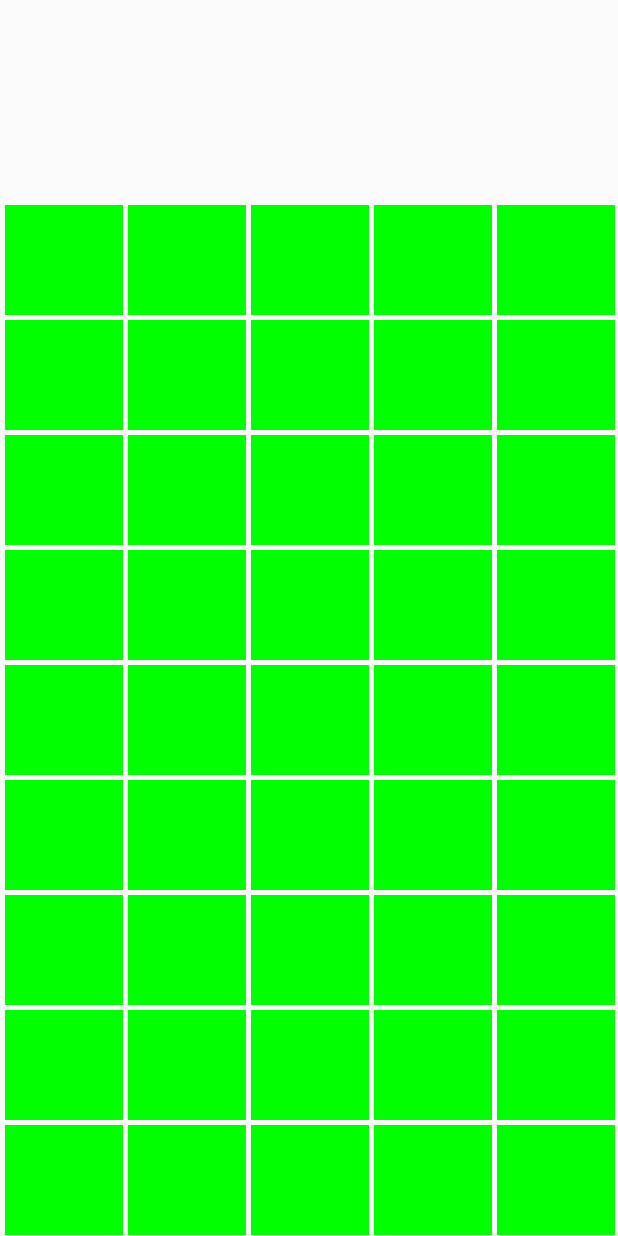
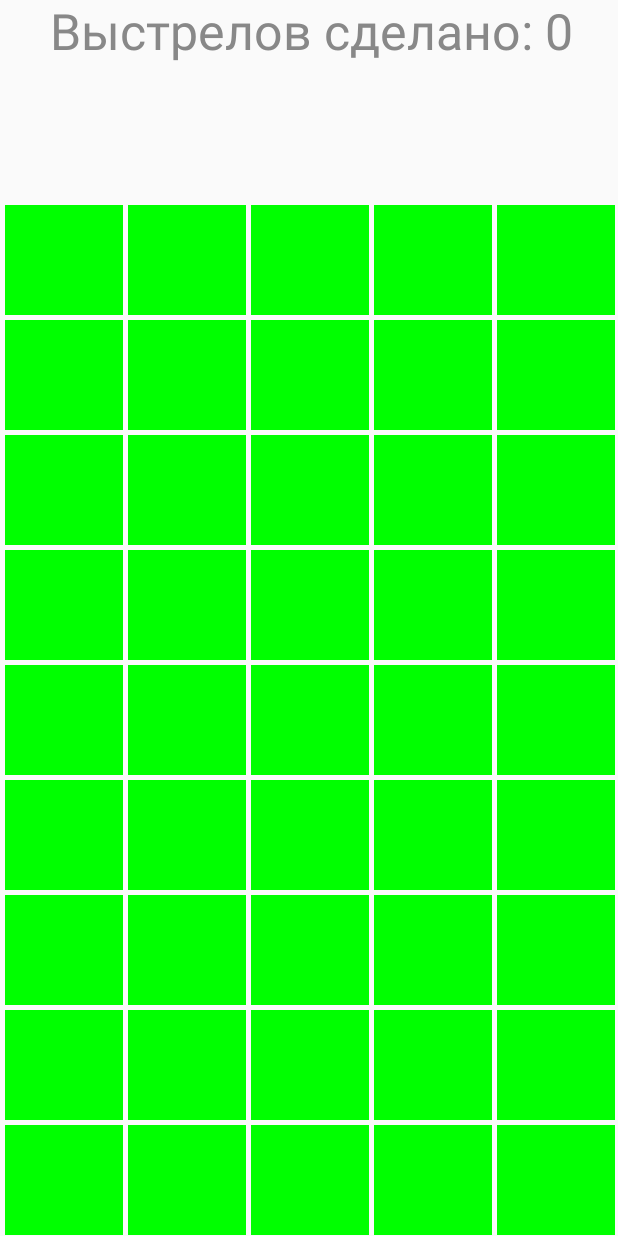
Before and after one commit to ForthA/CubeGame, an Android app: the screen it shows after launch (MainActivity), on a phone screen of 412 x 824 dp. Run offline under Robolectric (Android 15) with nearby library versions, the phone set to English and light mode, and no system bars.

Commit message:
Введение кол-ва значений

```diff
--- a/app/src/main/java/com/example/myapplication/MainActivity.java
+++ b/app/src/main/java/com/example/myapplication/MainActivity.java
@@ -79,9 +79,9 @@
     }
     @Override
     protected void onDraw(Canvas canvas) {
-        shotstext.setHeight(100);
-        shotstext.setWidth(screenWidth - 200);
-        shotstext.setTextSize(20);
+        p.setColor(Color.GRAY);
+        p.setTextSize(50);
+        canvas.drawText("Выстрелов сделано: " + shots,50,50,p);
         p.setColor(Color.GREEN);
         for (int i = 1; i < 10; i++) {
             for (int j = 1; j < 6; j++) {
@@ -160,6 +160,7 @@
                 shotstext.setText("Выстрелы: " + shots);
                 prevY = mainY;
                 prevX = mainX;
+                drawGrid();
                 active = true;
             }
         }
```
